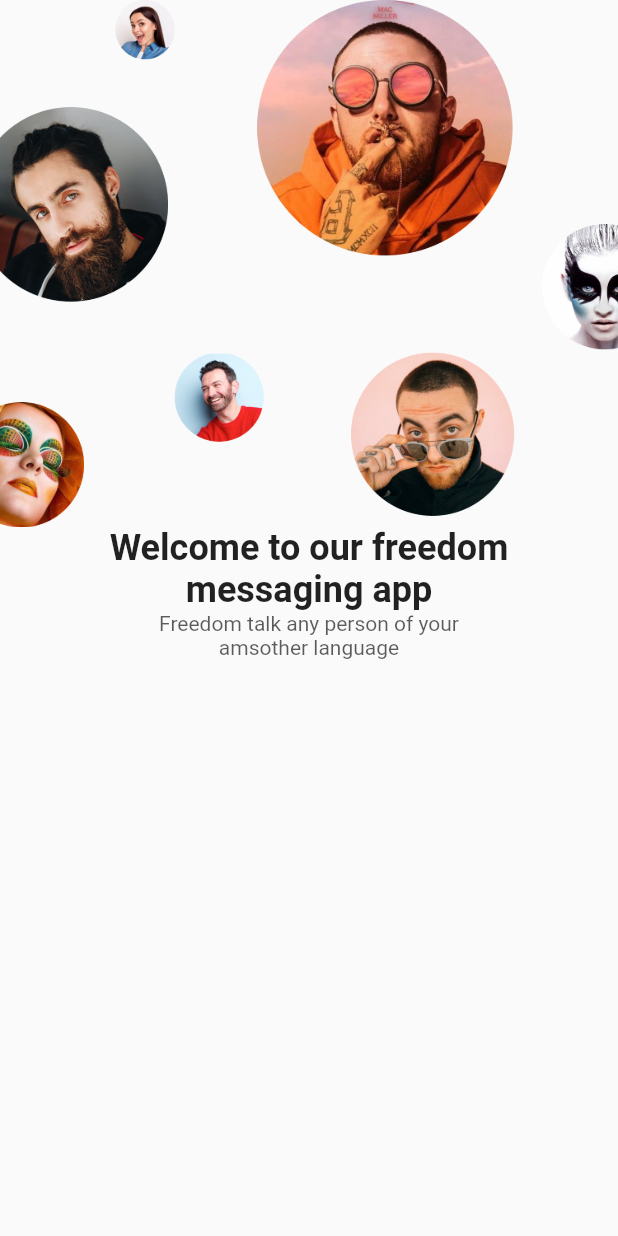
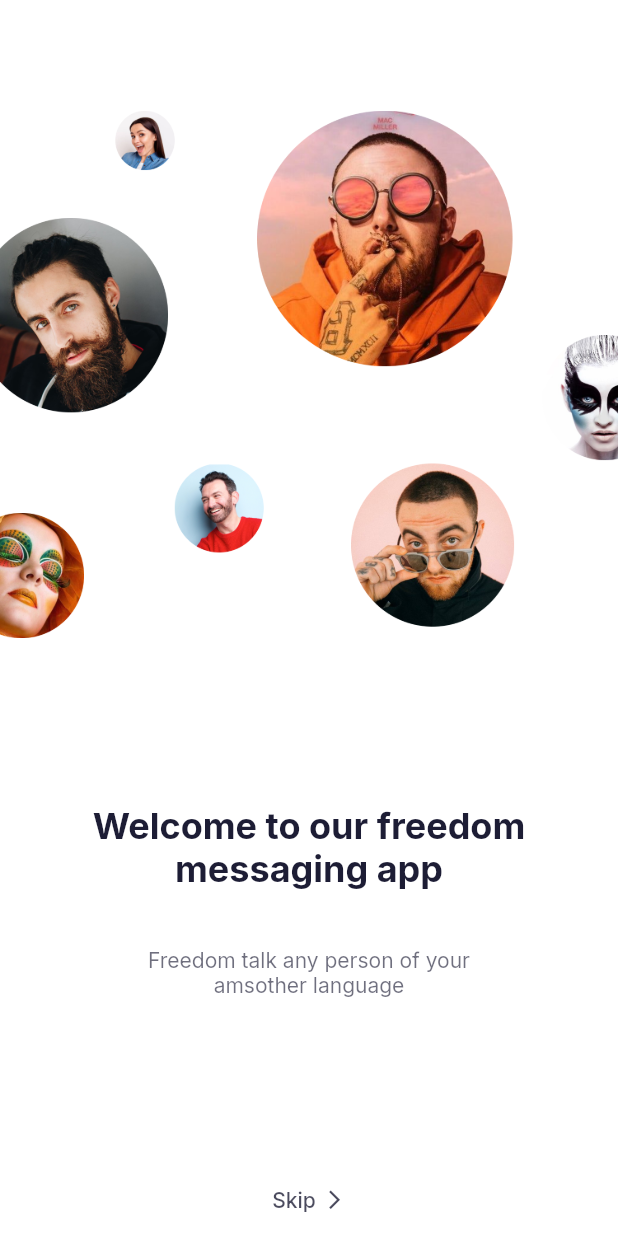
Before and after one commit to massoudsa55/Chat-Massenger-UI-App-Dark_and_Light-Mode, a Flutter app: the screen it shows after launch, on a phone screen of 412 x 824 dp. Run offline on Flutter 3.47's test engine with Material 2 defaults, Android fonts, the phone set to English and light mode, and no system bars; our stand-ins replace google_fonts.

```diff
--- /dev/null
+++ b/lib/Screens/Chats/Components/body.dart
@@ -0,0 +1,24 @@
+import 'package:chat_massenger_ui_app/Components/filled_outline_button.dart';
+import 'package:chat_massenger_ui_app/constants.dart';
+import 'package:flutter/material.dart';
+
+class Body extends StatelessWidget {
+  const Body({super.key});
+
+  @override
+  Widget build(BuildContext context) {
+    return Column(
+      children: [
+        Container(
+          color: cPrimaryColor,
+          child: Row(
+            children: [
+              FillOutlineButton(press: () {}, text: "Recent Message"),
+              FillOutlineButton(press: () {}, text: "Active"),
+            ],
+          ),
+        ),
+      ],
+    );
+  }
+}
--- a/lib/Screens/Home/Components/body.dart
+++ b/lib/Screens/Home/Components/body.dart
@@ -1,3 +1,4 @@
+import 'package:chat_massenger_ui_app/constants.dart';
 import 'package:flutter/material.dart';
 
 class Body extends StatelessWidget {
@@ -5,10 +6,17 @@ class Body extends StatelessWidget {
 
   @override
   Widget build(BuildContext context) {
-    return SafeArea(
+    Size size = MediaQuery.of(context).size;
+    return SingleChildScrollView(
+      child: SizedBox(
+        height: size.height,
         child: Column(
+          mainAxisAlignment: MainAxisAlignment.center,
           children: [
+            const Spacer(flex: 2),
             Image.asset("assets/images/welcome_image.png"),
+            const Spacer(flex: 3),
+            //const SizedBox(height: cDefaultPadding * 2),
             Text(
               "Welcome to our freedom \nmessaging app",
               textAlign: TextAlign.center,
@@ -17,6 +25,8 @@ class Body extends StatelessWidget {
                   .headline5
                   ?.copyWith(fontWeight: FontWeight.bold),
             ),
+            const Spacer(),
+            //const SizedBox(height: cDefaultPadding / 2),
             Text(
               "Freedom talk any person of your \namsother language",
               textAlign: TextAlign.center,
@@ -27,7 +37,41 @@ class Body extends StatelessWidget {
                       ?.color
                       ?.withOpacity(0.64)),
             ),
+            const Spacer(flex: 3),
+            FittedBox(
+              child: TextButton(
+                onPressed: () =>
+                    Navigator.of(context).pushNamed("SigninOrSignup"),
+                child: Row(
+                  //mainAxisAlignment: MainAxisAlignment.center,
+                  children: [
+                    Text(
+                      "Skip",
+                      textAlign: TextAlign.center,
+                      style: Theme.of(context).textTheme.bodyText1?.copyWith(
+                            color: Theme.of(context)
+                                .textTheme
+                                .bodyText1
+                                ?.color
+                                ?.withOpacity(0.8),
+                          ),
+                    ),
+                    const SizedBox(width: cDefaultPadding / 4),
+                    Icon(
+                      Icons.arrow_forward_ios,
+                      size: 15,
+                      color: Theme.of(context)
+                          .textTheme
+                          .bodyText1
+                          ?.color
+                          ?.withOpacity(0.8),
+                    ),
                   ],
+                ),
+              ),
+            ),
+          ],
+        ),
       ),
     );
   }
--- a/lib/main.dart
+++ b/lib/main.dart
@@ -1,5 +1,8 @@
+import 'package:chat_massenger_ui_app/Screens/SignInOrSignUp/signin_or_signup.dart';
+import 'package:chat_massenger_ui_app/theme.dart';
 import 'package:flutter/material.dart';
 
+import 'Screens/Chats/chats_screen.dart';
 import 'Screens/Home/home_screen.dart';
 
 void main() {
@@ -14,9 +17,13 @@ class MyApp extends StatelessWidget {
     return MaterialApp(
       debugShowCheckedModeBanner: false,
       title: 'Chat/Massenger app',
-      theme: ThemeData(
-        primarySwatch: Colors.blue,
-      ),
+      theme: lightThemeData(context),
+      darkTheme: darkThemeData(context),
+      themeMode: ThemeMode.system,
+      routes: {
+        "SigninOrSignup": (context) => const SigninOrSignupScreen(),
+        "ChatsScreen": (context) => const ChatsScreen(),
+      },
       home: const HomeScreen(),
     );
   }
--- a/lib/theme.dart
+++ b/lib/theme.dart
@@ -1,5 +1,6 @@
 import 'package:flutter/material.dart';
 import 'package:chat_massenger_ui_app/constants.dart';
+import 'package:google_fonts/google_fonts.dart';
 
 ThemeData lightThemeData(BuildContext context) {
   return ThemeData.light().copyWith(
@@ -7,8 +8,8 @@ ThemeData lightThemeData(BuildContext context) {
     scaffoldBackgroundColor: Colors.white,
     appBarTheme: appBarTheme,
     iconTheme: const IconThemeData(color: cContentColorLightTheme),
-    // textTheme: GoogleFonts.interTextTheme(Theme.of(context).textTheme)
-    //     .apply(bodyColor: cContentColorLightTheme),
+    textTheme: GoogleFonts.interTextTheme(Theme.of(context).textTheme)
+        .apply(bodyColor: cContentColorLightTheme),
     colorScheme: const ColorScheme.light(
       primary: cPrimaryColor,
       secondary: cSecondaryColor,
@@ -23,8 +24,8 @@ ThemeData darkThemeData(BuildContext context) {
     scaffoldBackgroundColor: cContentColorLightTheme,
     appBarTheme: appBarTheme,
     iconTheme: const IconThemeData(color: cContentColorDarkTheme),
-    // textTheme: GoogleFonts.interTextTheme(Theme.of(context).textTheme)
-    //     .apply(bodyColor: cContentColorDarkTheme),
+    textTheme: GoogleFonts.interTextTheme(Theme.of(context).textTheme)
+        .apply(bodyColor: cContentColorDarkTheme),
     colorScheme: const ColorScheme.dark().copyWith(
       primary: cPrimaryColor,
       secondary: cSecondaryColor,
```
Also changed, not shown: lib/Components/filled_outline_button.dart (added, +34 -0 lines), lib/Components/primary_button.dart (added, +34 -0 lines), lib/Screens/Chats/chats_screen.dart (added, +29 -0 lines), lib/Screens/SignInOrSignUp/signin_or_signup.dart (added, +41 -0 lines). Lines whose indentation alone changed are shown as unchanged.
